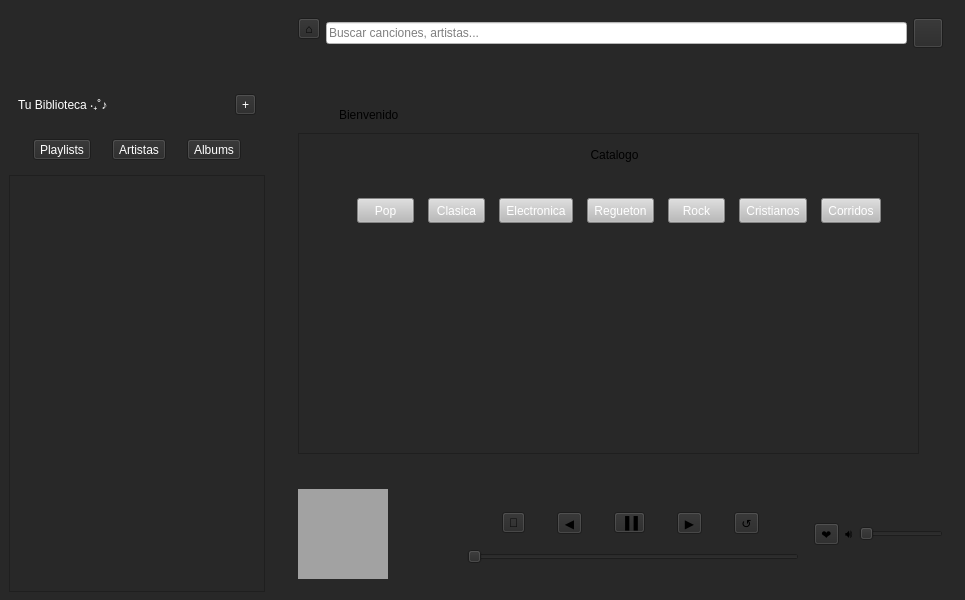
Qt form homewindow_copy.ui (Scastelar/Music-Player) before a commit.
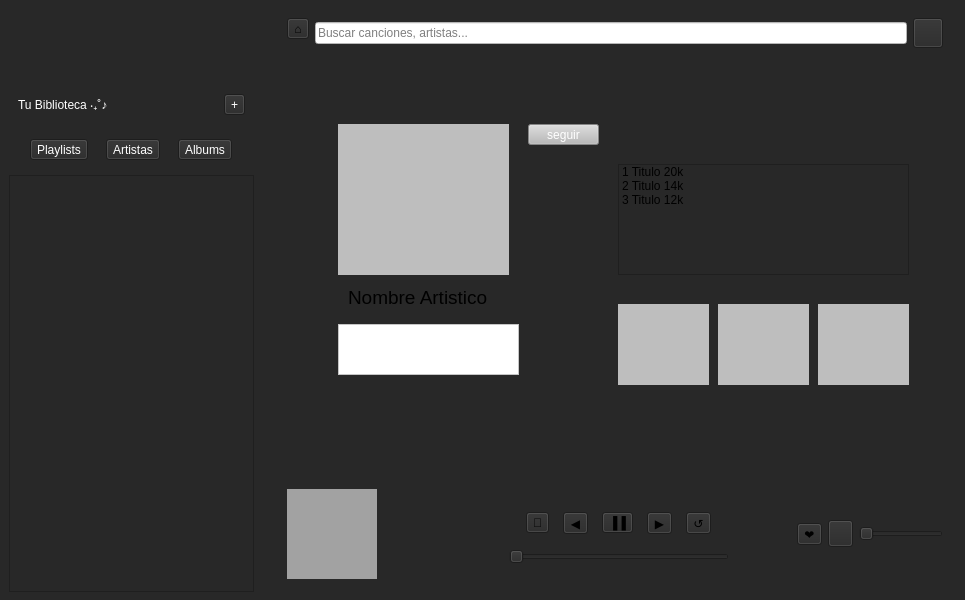
The same form after that commit. The open tabs and pages were chosen to show the change.

Diff of the .ui file:
```diff
--- a/homewindow_copy.ui
+++ b/homewindow_copy.ui
@@ -266,7 +266,7 @@
          <widget class="QStackedWidget" name="stackedWidget">
           <property name="minimumSize">
            <size>
-            <width>640</width>
+            <width>674</width>
             <height>386</height>
            </size>
           </property>
@@ -285,8 +285,8 @@
              <rect>
               <x>9</x>
               <y>49</y>
-              <width>621</width>
-              <height>321</height>
+              <width>650</width>
+              <height>324</height>
              </rect>
             </property>
             <property name="widgetResizable">
@@ -297,18 +297,18 @@
               <rect>
                <x>0</x>
                <y>0</y>
-               <width>619</width>
-               <height>319</height>
+               <width>648</width>
+               <height>322</height>
               </rect>
              </property>
+             <layout class="QGridLayout" name="gridLayout_2">
+              <item row="0" column="0">
              <widget class="QLabel" name="label_12">
-              <property name="geometry">
-               <rect>
-                <x>200</x>
-                <y>10</y>
-                <width>231</width>
-                <height>21</height>
-               </rect>
+                <property name="maximumSize">
+                 <size>
+                  <width>16777215</width>
+                  <height>30</height>
+                 </size>
               </property>
               <property name="text">
                <string>Catalogo</string>
@@ -317,21 +317,21 @@
                <set>Qt::AlignmentFlag::AlignCenter</set>
               </property>
              </widget>
+              </item>
+              <item row="1" column="0">
              <widget class="QWidget" name="generosWidget" native="true">
-              <property name="geometry">
-               <rect>
-                <x>50</x>
-                <y>60</y>
-                <width>541</width>
-                <height>34</height>
-               </rect>
-              </property>
               <property name="minimumSize">
                <size>
                 <width>0</width>
                 <height>34</height>
                </size>
               </property>
+                <property name="maximumSize">
+                 <size>
+                  <width>16777215</width>
+                  <height>30</height>
+                 </size>
+                </property>
               <layout class="QHBoxLayout" name="horizontalLayout_7">
                <item>
                 <widget class="QToolButton" name="toolButton_6">
@@ -454,15 +454,9 @@
                </item>
               </layout>
              </widget>
+              </item>
+              <item row="2" column="0">
              <widget class="QWidget" name="gridWidget" native="true">
-              <property name="geometry">
-               <rect>
-                <x>40</x>
-                <y>120</y>
-                <width>560</width>
-                <height>181</height>
-               </rect>
-              </property>
               <property name="minimumSize">
                <size>
                 <width>560</width>
@@ -471,6 +465,8 @@
               </property>
               <layout class="QGridLayout" name="gridLayout"/>
              </widget>
+              </item>
+             </layout>
             </widget>
            </widget>
            <widget class="QLabel" name="label_7">
@@ -1171,7 +1167,200 @@
             </layout>
            </widget>
           </widget>
-          <widget class="QWidget" name="page_5"/>
+          <widget class="QWidget" name="page_5">
+           <widget class="QListWidget" name="listWidget_2">
+            <property name="geometry">
+             <rect>
+              <x>50</x>
+              <y>40</y>
+              <width>471</width>
+              <height>311</height>
+             </rect>
+            </property>
+            <item>
+             <property name="text">
+              <string>@Usuario </string>
+             </property>
+            </item>
+            <item>
+             <property name="text">
+              <string>Cancion </string>
+             </property>
+            </item>
+            <item>
+             <property name="text">
+              <string>@Artista</string>
+             </property>
+            </item>
+           </widget>
+          </widget>
+          <widget class="QWidget" name="page_6">
+           <widget class="QLabel" name="label_15">
+            <property name="geometry">
+             <rect>
+              <x>60</x>
+              <y>40</y>
+              <width>171</width>
+              <height>151</height>
+             </rect>
+            </property>
+            <property name="autoFillBackground">
+             <bool>false</bool>
+            </property>
+            <property name="styleSheet">
+             <string notr="true">background-color: rgb(190, 190, 190);</string>
+            </property>
+            <property name="text">
+             <string/>
+            </property>
+            <property name="scaledContents">
+             <bool>true</bool>
+            </property>
+           </widget>
+           <widget class="QLabel" name="label_39">
+            <property name="geometry">
+             <rect>
+              <x>70</x>
+              <y>200</y>
+              <width>171</width>
+              <height>26</height>
+             </rect>
+            </property>
+            <property name="maximumSize">
+             <size>
+              <width>16777215</width>
+              <height>40</height>
+             </size>
+            </property>
+            <property name="styleSheet">
+             <string notr="true">font: 14pt;</string>
+            </property>
+            <property name="text">
+             <string>Nombre Artistico</string>
+            </property>
+           </widget>
+           <widget class="QTextEdit" name="textEdit_2">
+            <property name="geometry">
+             <rect>
+              <x>60</x>
+              <y>240</y>
+              <width>181</width>
+              <height>51</height>
+             </rect>
+            </property>
+            <property name="styleSheet">
+             <string notr="true">background-color: rgb(255, 255, 255);</string>
+            </property>
+           </widget>
+           <widget class="QListWidget" name="listWidget_4">
+            <property name="geometry">
+             <rect>
+              <x>340</x>
+              <y>80</y>
+              <width>291</width>
+              <height>111</height>
+             </rect>
+            </property>
+            <item>
+             <property name="text">
+              <string>1 Titulo 20k</string>
+             </property>
+            </item>
+            <item>
+             <property name="text">
+              <string>2 Titulo 14k</string>
+             </property>
+            </item>
+            <item>
+             <property name="text">
+              <string>3 Titulo 12k</string>
+             </property>
+            </item>
+           </widget>
+           <widget class="QToolButton" name="toolButton_upload_6">
+            <property name="geometry">
+             <rect>
+              <x>250</x>
+              <y>40</y>
+              <width>71</width>
+              <height>21</height>
+             </rect>
+            </property>
+            <property name="styleSheet">
+             <string notr="true">color: rgb(255, 255, 255);
+background-color: rgb(186, 186, 186);</string>
+            </property>
+            <property name="text">
+             <string>seguir</string>
+            </property>
+           </widget>
+           <widget class="QLabel" name="label_16">
+            <property name="geometry">
+             <rect>
+              <x>340</x>
+              <y>220</y>
+              <width>91</width>
+              <height>81</height>
+             </rect>
+            </property>
+            <property name="autoFillBackground">
+             <bool>false</bool>
+            </property>
+            <property name="styleSheet">
+             <string notr="true">background-color: rgb(190, 190, 190);</string>
+            </property>
+            <property name="text">
+             <string/>
+            </property>
+            <property name="scaledContents">
+             <bool>true</bool>
+            </property>
+           </widget>
+           <widget class="QLabel" name="label_17">
+            <property name="geometry">
+             <rect>
+              <x>440</x>
+              <y>220</y>
+              <width>91</width>
+              <height>81</height>
+             </rect>
+            </property>
+            <property name="autoFillBackground">
+             <bool>false</bool>
+            </property>
+            <property name="styleSheet">
+             <string notr="true">background-color: rgb(190, 190, 190);</string>
+            </property>
+            <property name="text">
+             <string/>
+            </property>
+            <property name="scaledContents">
+             <bool>true</bool>
+            </property>
+           </widget>
+           <widget class="QLabel" name="label_18">
+            <property name="geometry">
+             <rect>
+              <x>540</x>
+              <y>220</y>
+              <width>91</width>
+              <height>81</height>
+             </rect>
+            </property>
+            <property name="autoFillBackground">
+             <bool>false</bool>
+            </property>
+            <property name="styleSheet">
+             <string notr="true">background-color: rgb(190, 190, 190);</string>
+            </property>
+            <property name="text">
+             <string/>
+            </property>
+            <property name="scaledContents">
+             <bool>true</bool>
+            </property>
+           </widget>
+          </widget>
          </widget>
         </item>
         <item>
@@ -1239,6 +1428,19 @@
              </layout>
             </widget>
            </item>
+           <item>
+            <widget class="QLabel" name="label_Value_1">
+             <property name="minimumSize">
+              <size>
+               <width>47</width>
+               <height>0</height>
+              </size>
+             </property>
+             <property name="text">
+              <string/>
+             </property>
+            </widget>
+           </item>
            <item alignment="Qt::AlignmentFlag::AlignVCenter">
             <widget class="QWidget" name="verticalWidget" native="true">
              <layout class="QVBoxLayout" name="verticalLayout_5">
@@ -1308,6 +1510,19 @@
              </layout>
             </widget>
            </item>
+           <item>
+            <widget class="QLabel" name="label_Value_2">
+             <property name="minimumSize">
+              <size>
+               <width>47</width>
+               <height>0</height>
+              </size>
+             </property>
+             <property name="text">
+              <string/>
+             </property>
+            </widget>
+           </item>
            <item alignment="Qt::AlignmentFlag::AlignHCenter">
             <widget class="QToolButton" name="toolButton_fav">
              <property name="styleSheet">
@@ -1319,12 +1534,15 @@
             </widget>
            </item>
            <item>
-            <widget class="QLabel" name="label_6">
-             <property name="styleSheet">
-              <string notr="true">font: 12pt &quot;Segoe UI&quot;;</string>
+            <widget class="QToolButton" name="toolButton_Volume">
+             <property name="minimumSize">
+              <size>
+               <width>25</width>
+               <height>27</height>
+              </size>
              </property>
              <property name="text">
-              <string>🔊</string>
+              <string/>
              </property>
             </widget>
            </item>
```
Left out of the diff: 10 changed lines with no effect on the pictures. Lines whose indentation alone changed are shown as unchanged.
